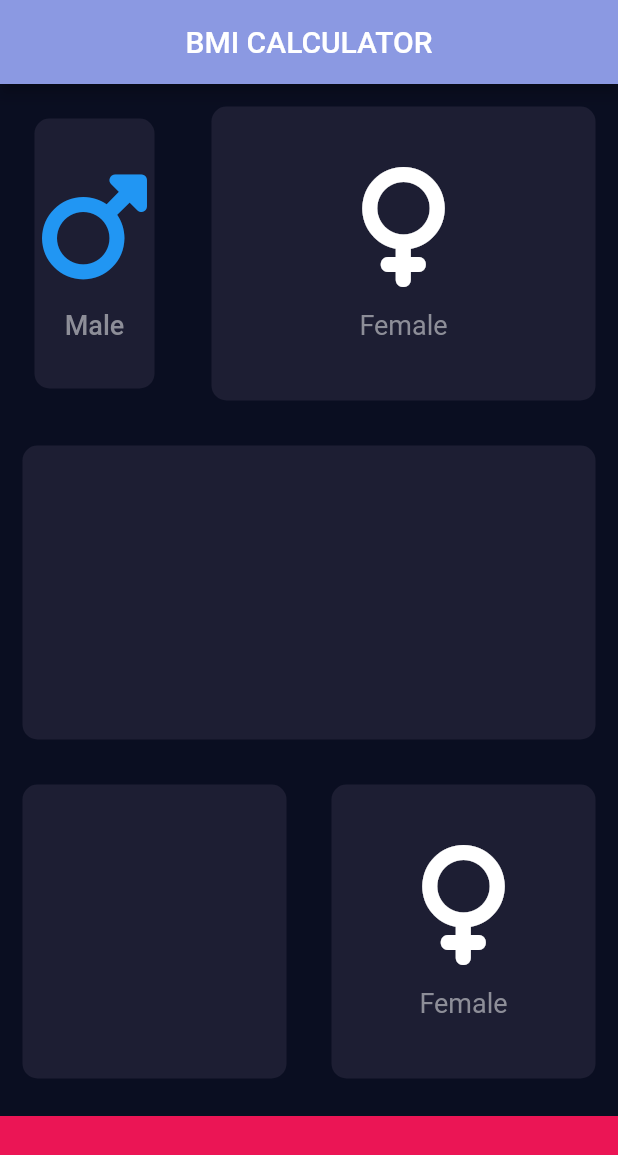
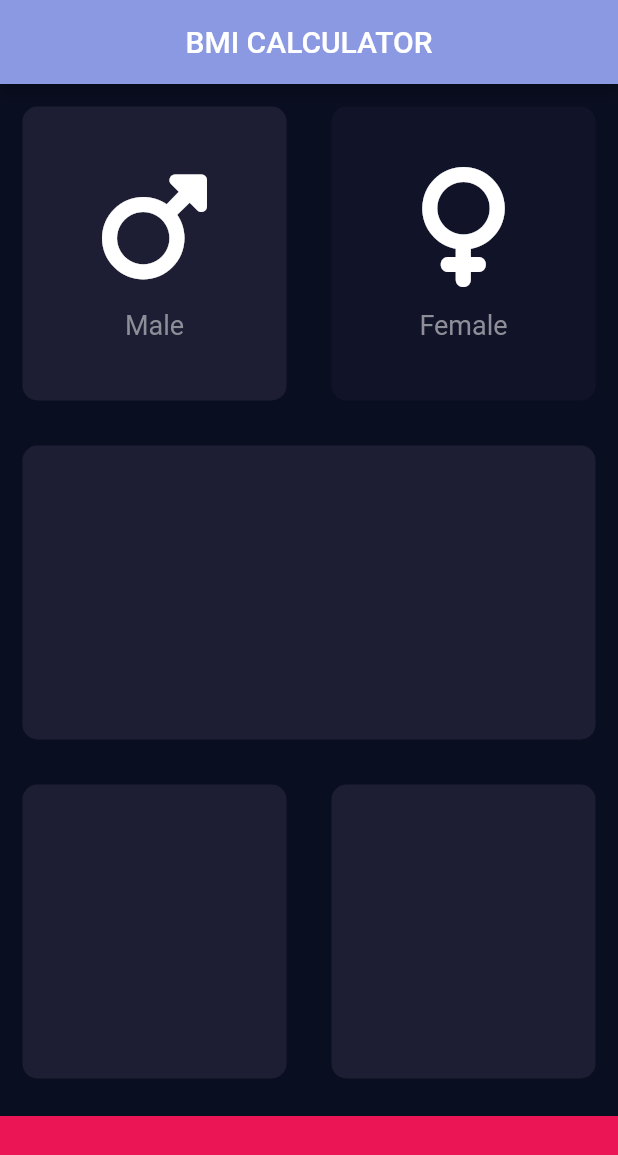
Before and after one commit to csk111165/BMICalculator, a Flutter app: the screen it shows after launch, after a tap on "Male", on a phone screen of 412 x 824 dp. Shown: the top 1155 px of the screen. Run offline on Flutter 3.47's test engine with Material 2 defaults, Android fonts, the phone set to English and light mode, and no system bars; our stand-ins replace font_awesome_flutter.

Commit message:
A void the highlight of both male and female card together

```diff
--- a/bmi_calculator/lib/input_page.dart
+++ b/bmi_calculator/lib/input_page.dart
@@ -6,6 +6,7 @@ import 'reusable_card.dart';
 
 const double bottomContainerHeight = 80.0;
 const Color activeCardColor = Color(0xFF1D1E33);
+const Color inactiveCardColor = Color(0xFF111328);
 const Color bottomContainerColor =  Color(0xFFEB1555);
 
 
@@ -16,6 +17,40 @@ class InputPage extends StatefulWidget {
 
 class _InputPageState extends State<InputPage> {
 
+  Color maleCardColor = inactiveCardColor;
+  Color femaleCardColor = inactiveCardColor;
+
+  void updateCardColor(int gender) {
+
+    // male card pressed
+    if(gender == 1)
+    {
+      if(maleCardColor == inactiveCardColor)
+      {
+        maleCardColor = activeCardColor;
+        // this is to avoid the highlight of both male and female card together
+        femaleCardColor = inactiveCardColor;
+      }
+      else {
+        maleCardColor = inactiveCardColor;
+      }
+    }
+    // female card pressed
+     if(gender == 2)
+    {
+      if(femaleCardColor == inactiveCardColor)
+      {
+        femaleCardColor = activeCardColor;
+        // this is to avoid the highlight of both male and female card together
+        maleCardColor = inactiveCardColor;
+      }
+      else {
+        femaleCardColor = inactiveCardColor;
+      }
+    }
+  }
+
+
   @override
   Widget build(BuildContext context) {
     return Scaffold(
@@ -25,20 +60,31 @@ class _InputPageState extends State<InputPage> {
       body: Column(children: [
         Expanded(
             child: Row(children: [
-          TextButton(
-            onPressed: () {
+          Expanded(
+            child: GestureDetector(
 
-            },
-            child: Expanded(
+              onTap: () {
+                setState(() {
+                  updateCardColor(1);
+                });
+
+              },
               child: ReusableCard(
-                cardColor: activeCardColor,
+                cardColor: maleCardColor,
                 cardChild: IconContent(icon: FontAwesomeIcons.mars, label: 'Male',),
                 ),
             ),
           ),
           Expanded(
-                child: ReusableCard(cardColor: activeCardColor,
-                cardChild: IconContent(icon: FontAwesomeIcons.venus, label: 'Female',),
+                child: GestureDetector(
+                  onTap: () {
+                    setState(() {
+                      updateCardColor(2);
+                    });
+                  },
+                  child: ReusableCard(cardColor: femaleCardColor,
+                  cardChild: IconContent(icon: FontAwesomeIcons.venus, label: 'Female',),
+                  ),
                 ),
               ),
         ])),
@@ -57,7 +103,7 @@ class _InputPageState extends State<InputPage> {
               ),
               Expanded(
                 child: ReusableCard(cardColor: activeCardColor,
-                cardChild: IconContent(icon: FontAwesomeIcons.venus, label: 'Female',),
+
                 ),
               ),
 
```
